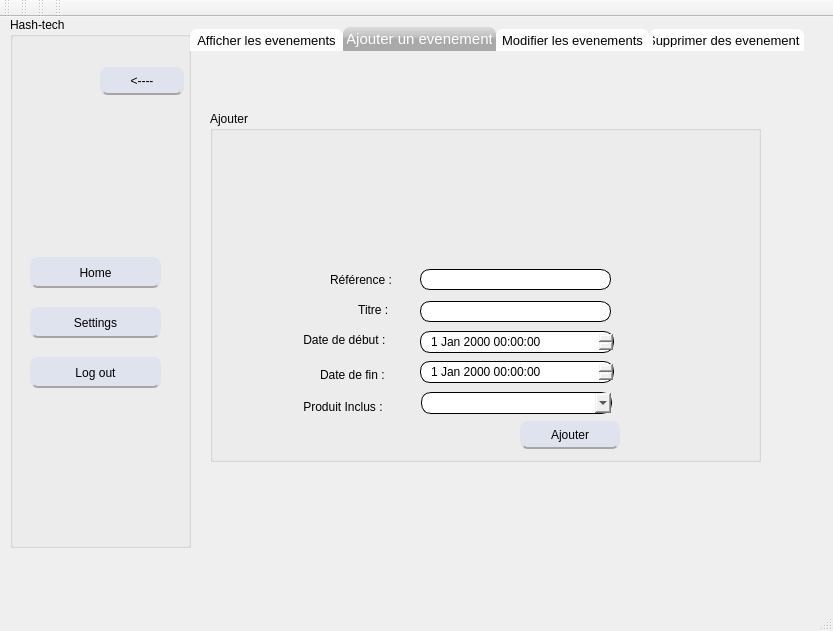
First picture: the form in mainwindow.ui, repository naouelboughattas/Smart_Shop_2A17, before the edit.
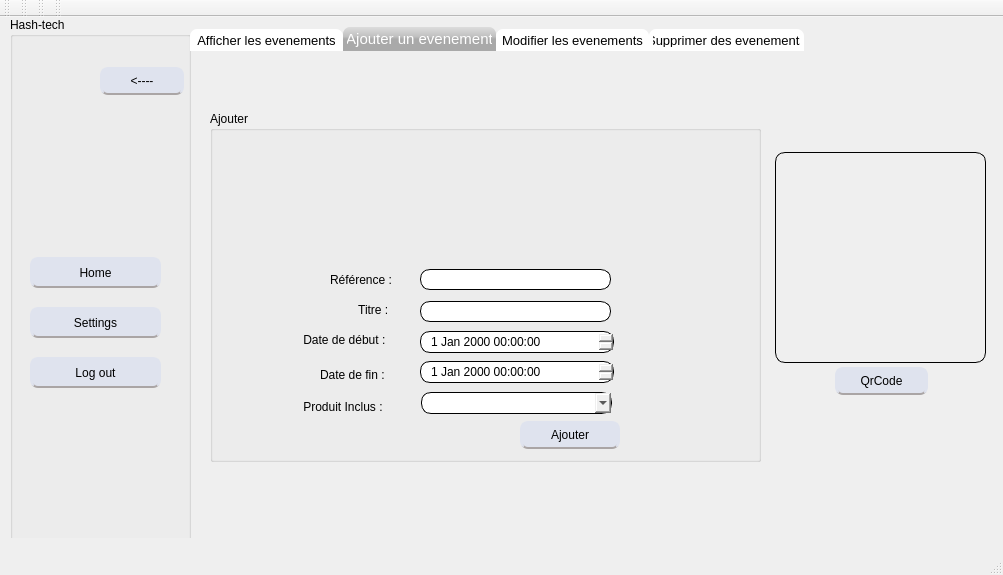
Second picture: the form after the edit. The open tabs and pages were chosen to show the change. Icons and pictures are not drawn. Custom widgets are drawn as their Qt base class.

```diff
--- a/mainwindow.ui
+++ b/mainwindow.ui
@@ -6,8 +6,8 @@
    <rect>
     <x>0</x>
     <y>0</y>
-    <width>833</width>
-    <height>631</height>
+    <width>1003</width>
+    <height>575</height>
    </rect>
   </property>
   <property name="windowTitle">
@@ -19,8 +19,8 @@
      <rect>
       <x>10</x>
       <y>0</y>
-      <width>821</width>
-      <height>551</height>
+      <width>1001</width>
+      <height>521</height>
      </rect>
     </property>
     <property name="currentIndex">
@@ -1502,7 +1502,7 @@
        <rect>
         <x>-10</x>
         <y>-10</y>
-        <width>821</width>
+        <width>941</width>
         <height>551</height>
        </rect>
       </property>
@@ -1672,7 +1672,7 @@
          <rect>
           <x>190</x>
           <y>20</y>
-          <width>641</width>
+          <width>811</width>
           <height>521</height>
          </rect>
         </property>
@@ -2689,6 +2689,65 @@
       </widget>
       <widget class="QWidget" name="page_5"/>
      </widget>
+     <widget class="QPushButton" name="qrcode">
+      <property name="geometry">
+       <rect>
+        <x>825</x>
+        <y>350</y>
+        <width>93</width>
+        <height>28</height>
+       </rect>
+      </property>
+      <property name="styleSheet">
+       <string notr="true">QPushButton {
+background: #dfe3ee;
+border: 2px solid #dfe3ee;
+border-bottom-color: #aaa5a5; /* same as the pane color */
+border-top-left-radius: 7px;
+border-top-right-radius: 7px;
+min-width: 80px;
+border-radius: 8px;
+color: black;
+font-size:12px;
+font-family:Arial, Helvetica, sans-serif;
+
+
+}
+QPushButton:hover {
+color:#fff;
+background:#8b9dc3;
+border: none;
+
+}
+</string>
+      </property>
+      <property name="text">
+       <string>QrCode</string>
+      </property>
+     </widget>
+     <widget class="QLabel" name="qrlabel">
+      <property name="geometry">
+       <rect>
+        <x>765</x>
+        <y>135</y>
+        <width>211</width>
+        <height>211</height>
+       </rect>
+      </property>
+      <property name="styleSheet">
+       <string notr="true">QLabel
+{
+ border-width: 1px;
+border-style: solid;
+border-color: black;
+  border-radius: 10px;
+padding:0 5;
+}</string>
+      </property>
+      <property name="text">
+       <string/>
+      </property>
+     </widget>
     </widget>
    </widget>
   </widget>
@@ -2746,6 +2805,14 @@
   </widget>
  </widget>
  <layoutdefault spacing="6" margin="11"/>
+ <customwidgets>
+  <customwidget>
+   <class>QCustomPlot</class>
+   <extends>QWidget</extends>
+   <header>qcustomplot.h</header>
+   <container>1</container>
+  </customwidget>
+ </customwidgets>
  <resources/>
  <connections/>
 </ui>
```
Left out of the diff: 23 changed lines with no effect on the pictures.
